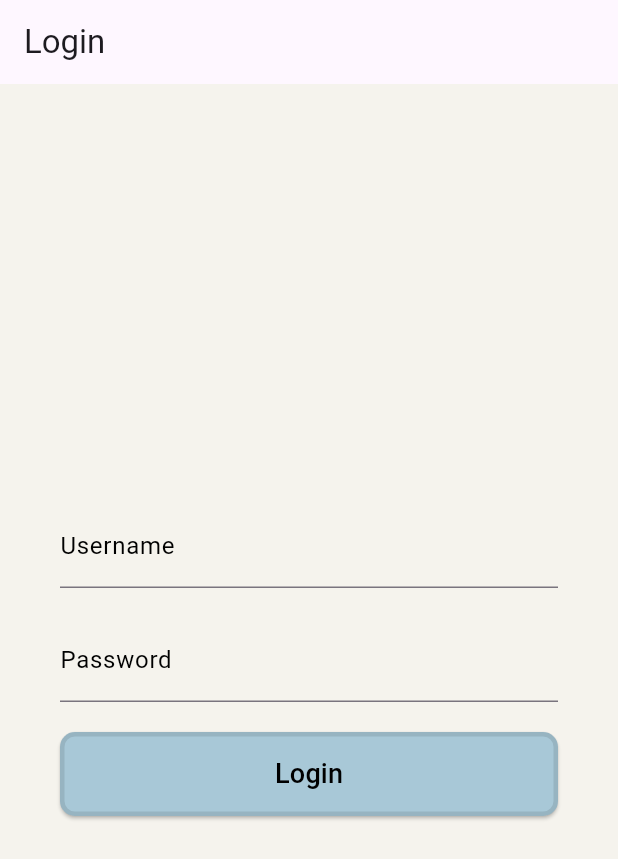
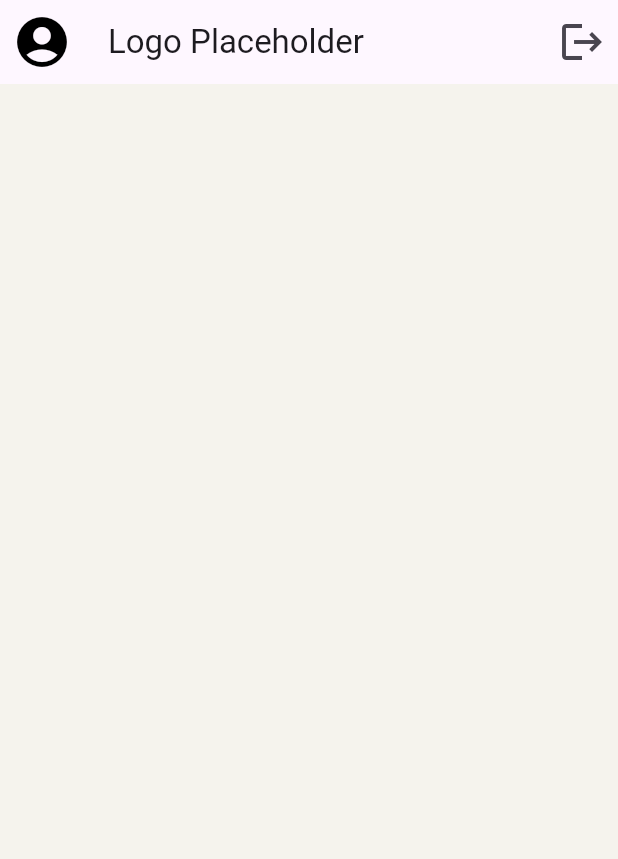
Before and after one commit to helenyin155/NutritionApp, a Flutter app: the screen it shows after launch, on a phone screen of 412 x 824 dp. Shown: the top 859 px of the screen. Run offline on Flutter 3.47's test engine with Material 3 defaults, Android fonts, the phone set to English and light mode, and no system bars; our stand-ins replace firebase_auth; accounts and stored records are empty.

Commit message:
added placeholder home page with navigation route

```diff
--- a/flutterapp/lib/main.dart
+++ b/flutterapp/lib/main.dart
@@ -1,6 +1,8 @@
 // ignore_for_file: prefer_const_constructors
 
 import 'package:flutter/material.dart';
+import 'package:flutterapp/pages/home_page.dart';
+import 'package:firebase_auth/firebase_auth.dart';
 import 'pages/login.dart';
 
 void main() {
@@ -25,7 +27,11 @@
           ),
         ),
       ),
-      home: LoginPage(),
+      // home: LoginPage(),
+      home: HomePage(),
+      routes: {
+        'homepage': (context) => HomePage(),
+      }
     );
   }
 }
--- /dev/null
+++ b/flutterapp/lib/pages/home_page.dart
@@ -0,0 +1,47 @@
+import "package:flutter/material.dart";
+
+int hexToInteger(String hex) => int.parse(hex, radix: 16);
+
+extension StringColorExtensions on String {
+  Color toColor() => Color(hexToInteger(this));
+}
+
+class HomePage extends StatefulWidget {
+  const HomePage({super.key});
+
+  @override
+  State<HomePage> createState() => _HomePageState();
+}
+
+void handleLogOut() {
+
+}
+
+class _HomePageState extends State<HomePage> {
+  @override
+  Widget build(BuildContext context) {
+    return Scaffold(
+      backgroundColor: Color(hexToInteger('FFF5F3ED')),
+      appBar: AppBar(
+        leading: Icon(
+          Icons.account_circle,
+          size: 40.0,
+          color: Colors.black),
+        title: Text("Logo Placeholder"),
+        actions: [
+          Padding(
+            padding: const EdgeInsets.all(8.0),
+            child: GestureDetector(
+              onTap: handleLogOut,
+              child: Icon(
+                Icons.logout,
+                size: 32.0,
+              ),
+            ),
+          )
+        ],
+      ),
+      body: Center()
+    );
+  }
+}
```
